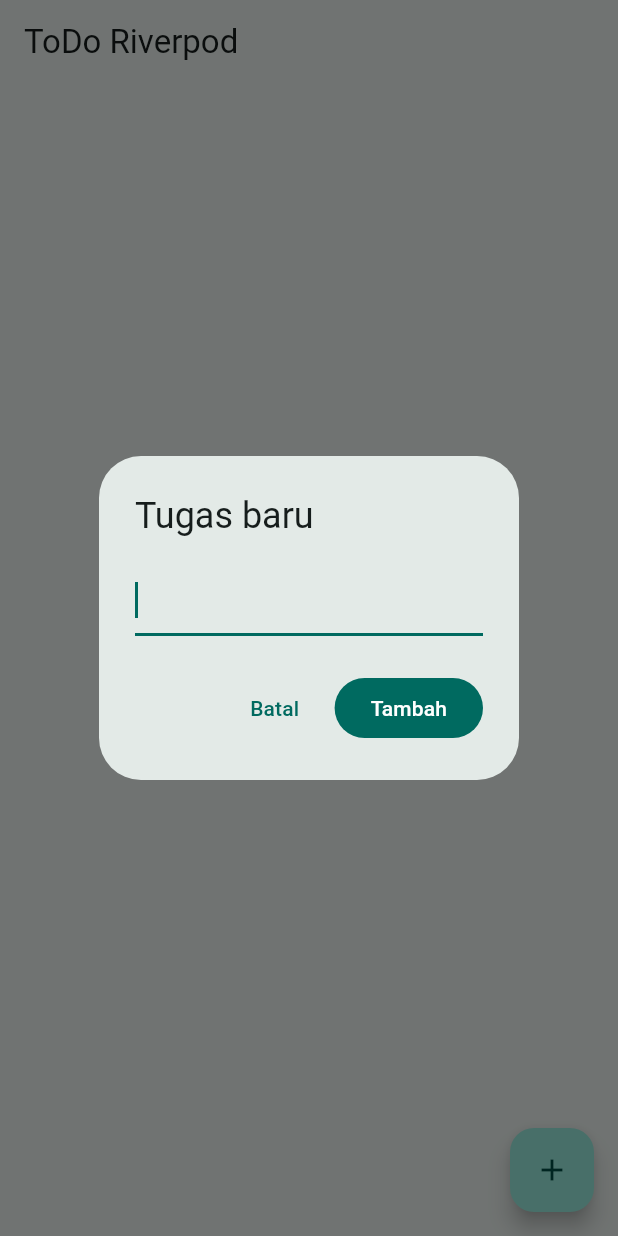
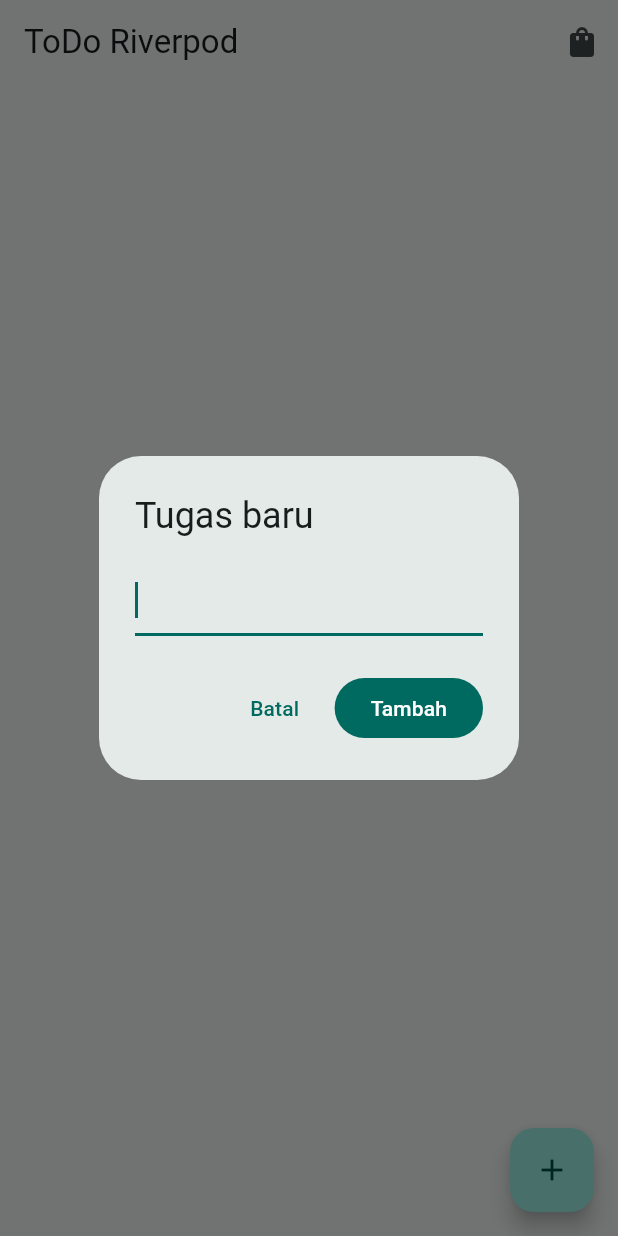
Before and after one commit to angelchelssa/244107020202-mobile-course, a Flutter app: the screen it shows after launch, after a tap on the "add" icon, on a phone screen of 412 x 824 dp. Run offline on Flutter 3.47's test engine with Material 3 defaults, Android fonts, the light colour scheme and no system bars; our stand-ins replace flutter_riverpod, go_router.

```diff
--- a/03-week-3-navigation-state-management/week3_todo/lib/pages/todo_page.dart
+++ b/03-week-3-navigation-state-management/week3_todo/lib/pages/todo_page.dart
@@ -1,6 +1,7 @@
 import 'package:flutter/material.dart';
 import 'package:flutter_riverpod/flutter_riverpod.dart';
 import '../providers/todo_provider.dart';
+import 'product_page.dart'; // ⬅️ TAMBAHAN 1: import ProductPage
 
 class TodoPage extends ConsumerWidget {
   const TodoPage({super.key});
@@ -10,7 +11,19 @@ class TodoPage extends ConsumerWidget {
     final todos = ref.watch(todoListProvider);
 
     return Scaffold(
-      appBar: AppBar(title: const Text('ToDo Riverpod')),
+      appBar: AppBar(
+        title: const Text('ToDo Riverpod'),
+        actions: [
+          // ⬅️ TAMBAHAN 2: tombol buka ProductPage
+          IconButton(
+            icon: const Icon(Icons.shopping_bag),
+            onPressed: () => Navigator.push(
+              context,
+              MaterialPageRoute(builder: (context) => const ProductPage()),
+            ),
+          ),
+        ],
+      ),
       body: todos.isEmpty
           ? const Center(child: Text('Belum ada tugas'))
           : ListView.builder(
```
Also changed, not shown: 03-week-3-navigation-state-management/week3_todo/lib/pages/product_page.dart (added, +36 -0 lines), 03-week-3-navigation-state-management/week3_todo/lib/providers/products_provider.dart (added, +23 -0 lines).
